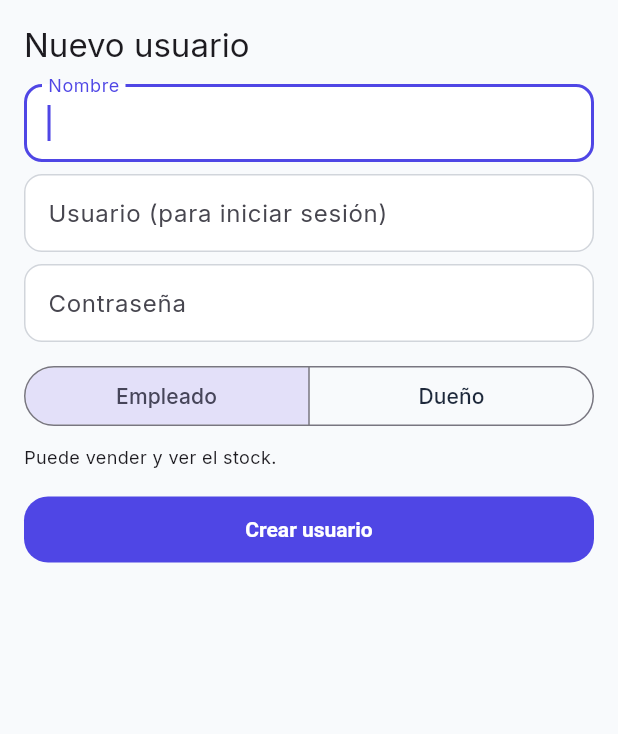
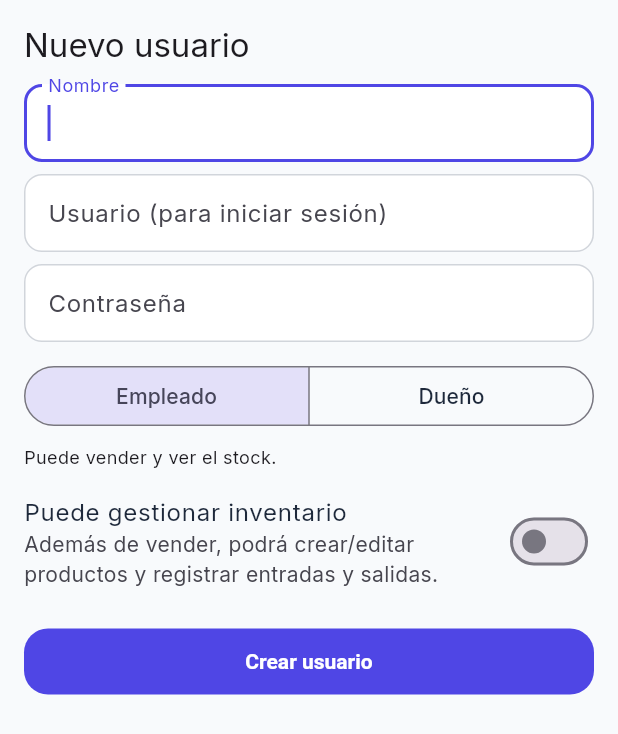
Before and after one commit to wicaraguay/inventory-business, a Flutter app: the CreateUserSheet widget shown alone on an empty page, opened directly, on a phone screen of 412 x 824 dp. Shown: the top 734 px of the screen. Run offline on Flutter 3.47's test engine with Material 3 defaults, Android fonts, the phone set to English and light mode, and no system bars; our stand-ins replace barcode_widget, dio, fl_chart, flutter_riverpod, go_router, google_fonts and 4 more; missing offline and left inert: mobile_scanner; accounts and stored records are empty; network calls fail.

Commit message:
feat(users): editar usuario + permiso de inventario delegable; rebrand Eco Shoes
- editar usuario (nombre, usuario, rol, reset de contrasena) desde Usuarios
- permiso por empleado 'puede gestionar inventario' (crear/editar productos y
  movimientos); split de guard backend: solo-dueno vs gestion-inventario
- migracion can_manage_inventory; claim 'perm' en el JWT; guard countOwners
- rebrand a 'Eco Shoes - Gestion de Inventario' (app, web, Android)
- icono de app (Android adaptativo + favicon web) desde el logo

```diff
--- a/app/lib/features/auth/domain/auth_user.dart
+++ b/app/lib/features/auth/domain/auth_user.dart
@@ -5,6 +5,7 @@ class AuthUser {
     required this.username,
     required this.role,
     required this.displayName,
+    this.canManageInventory = false,
   });
 
   factory AuthUser.fromJson(Map<String, dynamic> json) => AuthUser(
@@ -12,6 +13,7 @@ class AuthUser {
         username: json['username'] as String,
         role: json['role'] as String,
         displayName: json['displayName'] as String,
+        canManageInventory: json['canManageInventory'] as bool? ?? false,
       );
 
   final String id;
@@ -19,12 +21,19 @@ class AuthUser {
   final String role;
   final String displayName;
 
+  /// Employee-only toggle enabling inventory management. Owners ignore it.
+  final bool canManageInventory;
+
   bool get isOwner => role == 'owner';
+
+  /// Whether this user may create/edit products and register stock movements.
+  bool get canManage => isOwner || canManageInventory;
 
   Map<String, dynamic> toJson() => {
         'id': id,
         'username': username,
         'role': role,
         'displayName': displayName,
+        'canManageInventory': canManageInventory,
       };
 }
--- a/app/lib/features/settings/presentation/settings_providers.dart
+++ b/app/lib/features/settings/presentation/settings_providers.dart
@@ -27,7 +27,7 @@ class SettingsController extends Notifier<Settings> {
     // from the backend (the source of truth shared across devices).
     final prefs = ref.read(sharedPreferencesProvider);
     final cached = Settings(
-      businessName: prefs.getString(_kBusinessName) ?? 'Inventy',
+      businessName: prefs.getString(_kBusinessName) ?? 'Eco Shoes',
       defaultThreshold: prefs.getInt(_kDefaultThreshold) ?? 0,
     );
     _refresh();
@@ -51,7 +51,7 @@ class SettingsController extends Notifier<Settings> {
   }
 
   Future<void> setBusinessName(String value) async {
-    final name = value.trim().isEmpty ? 'Inventy' : value.trim();
+    final name = value.trim().isEmpty ? 'Eco Shoes' : value.trim();
     final saved = await ref
         .read(settingsRepositoryProvider)
         .save(state.copyWith(businessName: name));
--- a/app/lib/features/users/presentation/widgets/create_user_sheet.dart
+++ b/app/lib/features/users/presentation/widgets/create_user_sheet.dart
@@ -1,15 +1,20 @@
 import 'package:flutter/material.dart';
+import 'package:inventy_app/features/auth/domain/auth_user.dart';
 
 typedef NewUser = ({
   String username,
   String password,
   String role,
   String displayName,
+  bool canManageInventory,
 });
 
-/// Form to create a system user (employee or owner).
+/// Form to create OR edit a system user. In edit mode ([user] != null) the
+/// password field is optional (empty = keep the current one).
 class CreateUserSheet extends StatefulWidget {
-  const CreateUserSheet({super.key});
+  const CreateUserSheet({this.user, super.key});
+
+  final AuthUser? user;
 
   @override
   State<CreateUserSheet> createState() => _CreateUserSheetState();
@@ -17,10 +22,23 @@ class CreateUserSheet extends StatefulWidget {
 
 class _CreateUserSheetState extends State<CreateUserSheet> {
   final _formKey = GlobalKey<FormState>();
-  final _name = TextEditingController();
-  final _username = TextEditingController();
+  late final TextEditingController _name;
+  late final TextEditingController _username;
   final _password = TextEditingController();
-  String _role = 'employee';
+  late String _role;
+  late bool _canManageInventory;
+
+  bool get _isEdit => widget.user != null;
+
+  @override
+  void initState() {
+    super.initState();
+    final u = widget.user;
+    _name = TextEditingController(text: u?.displayName ?? '');
+    _username = TextEditingController(text: u?.username ?? '');
+    _role = u?.role ?? 'employee';
+    _canManageInventory = u?.canManageInventory ?? false;
+  }
 
   @override
   void dispose() {
@@ -37,6 +55,7 @@ class _CreateUserSheetState extends State<CreateUserSheet> {
       password: _password.text,
       role: _role,
       displayName: _name.text.trim(),
+      canManageInventory: _role == 'employee' && _canManageInventory,
     ));
   }
 
@@ -51,7 +70,7 @@ class _CreateUserSheetState extends State<CreateUserSheet> {
           mainAxisSize: MainAxisSize.min,
           crossAxisAlignment: CrossAxisAlignment.stretch,
           children: [
-            Text('Nuevo usuario',
+            Text(_isEdit ? 'Editar usuario' : 'Nuevo usuario',
                 style: Theme.of(context).textTheme.titleLarge),
             const SizedBox(height: 12),
             TextFormField(
@@ -75,10 +94,17 @@ class _CreateUserSheetState extends State<CreateUserSheet> {
             const SizedBox(height: 8),
             TextFormField(
               controller: _password,
-              decoration: const InputDecoration(labelText: 'Contraseña'),
-              validator: (v) => (v == null || v.length < 4)
-                  ? 'Mínimo 4 caracteres'
-                  : null,
+              decoration: InputDecoration(
+                labelText: _isEdit
+                    ? 'Nueva contraseña (opcional)'
+                    : 'Contraseña',
+              ),
+              validator: (v) {
+                final value = v ?? '';
+                // Edit: empty means "keep current". Create: required, min 4.
+                if (_isEdit && value.isEmpty) return null;
+                return value.length < 4 ? 'Mínimo 4 caracteres' : null;
+              },
             ),
             const SizedBox(height: 12),
             SegmentedButton<String>(
@@ -97,8 +123,25 @@ class _CreateUserSheetState extends State<CreateUserSheet> {
                   : 'Acceso total: reportes, productos y usuarios.',
               style: const TextStyle(fontSize: 12),
             ),
+            // Inventory-management delegation only makes sense for employees.
+            if (_role == 'employee') ...[
+              const SizedBox(height: 8),
+              SwitchListTile(
+                contentPadding: EdgeInsets.zero,
+                title: const Text('Puede gestionar inventario'),
+                subtitle: const Text(
+                  'Además de vender, podrá crear/editar productos y '
+                  'registrar entradas y salidas.',
+                ),
+                value: _canManageInventory,
+                onChanged: (v) => setState(() => _canManageInventory = v),
+              ),
+            ],
             const SizedBox(height: 16),
-            FilledButton(onPressed: _submit, child: const Text('Crear usuario')),
+            FilledButton(
+              onPressed: _submit,
+              child: Text(_isEdit ? 'Guardar cambios' : 'Crear usuario'),
+            ),
           ],
         ),
       ),
--- a/app/lib/main.dart
+++ b/app/lib/main.dart
@@ -35,7 +35,7 @@ class InventyApp extends ConsumerWidget {
   @override
   Widget build(BuildContext context, WidgetRef ref) {
     return MaterialApp.router(
-      title: 'Tu Inventario',
+      title: 'Eco Shoes - Gestión de Inventario',
       debugShowCheckedModeBanner: false,
       theme: AppTheme.light,
       routerConfig: ref.watch(routerProvider),
--- a/backend/lib/src/application/create_user.dart
+++ b/backend/lib/src/application/create_user.dart
@@ -15,6 +15,7 @@ class CreateUser {
     required String password,
     required String role,
     required String displayName,
+    bool canManageInventory = false,
   }) async {
     final user = username.trim();
     if (user.isEmpty) throw DomainException('El usuario es obligatorio');
@@ -33,6 +34,8 @@ class CreateUser {
       passwordHash: _hasher.hash(password),
       role: role,
       displayName: name,
+      // Owners can already do everything; the flag only matters for employees.
+      canManageInventory: role == 'employee' && canManageInventory,
     );
   }
 }
--- a/backend/lib/src/infrastructure/auth/jwt_service.dart
+++ b/backend/lib/src/infrastructure/auth/jwt_service.dart
@@ -18,6 +18,7 @@ class JwtService {
       'username': user.username,
       'role': user.role,
       'name': user.displayName,
+      'perm': user.canManageInventory,
     });
     return jwt.sign(SecretKey(_secret), expiresIn: const Duration(days: 30));
   }
@@ -32,6 +33,8 @@ class JwtService {
         username: p['username'] as String,
         role: p['role'] as String,
         displayName: p['name'] as String,
+        // Tolerant of older tokens issued before this claim existed.
+        canManageInventory: p['perm'] as bool? ?? false,
       );
     } catch (_) {
       return null;
```
Also changed, not shown: app/lib/features/products/presentation/products_screen.dart (+5 -4 lines), app/lib/features/users/data/http_users_repository.dart (+24 -0 lines), app/lib/features/users/presentation/users_providers.dart (+22 -0 lines), app/lib/features/users/presentation/users_screen.dart (+70 -0 lines), app/pubspec.yaml (+16 -0 lines), backend/lib/src/application/update_user.dart (added, +61 -0 lines), backend/lib/src/domain/entities/user.dart (+10 -1 lines), backend/lib/src/domain/ports/user_repository.dart (+17 -1 lines), backend/lib/src/infrastructure/postgres/postgres_user_repository.dart (+58 -8 lines), app/assets/icon/app_icon.png (added), 23 other files.
